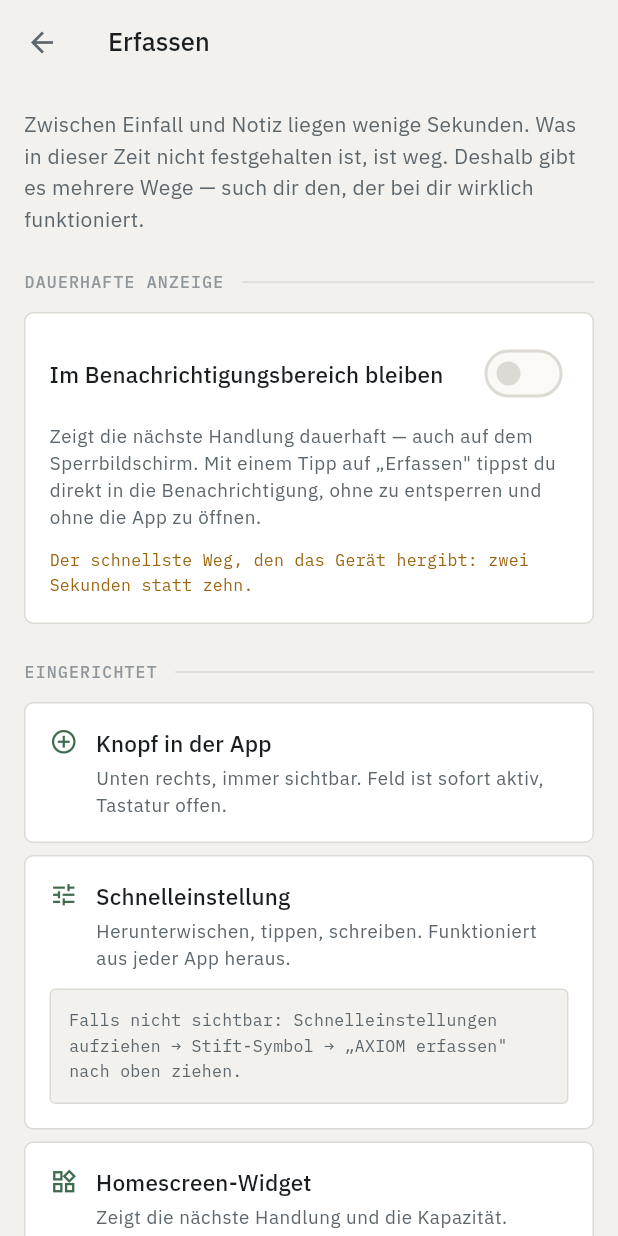
After one commit to atomfritte/axiom, a Flutter app: the ChannelsScreen screen opened directly, on a phone screen of 412 x 824 dp. The commit adds this screen. Run offline on Flutter 3.47's test engine with Material 3 defaults, Android fonts, the phone set to English and light mode, and no system bars; our stand-ins replace flutter_riverpod, yaml; missing offline and left inert: sqlite3.

Commit message:
Erfassungskanaele: Widget repariert, dauerhafte Anzeige, Stift, Sprache
Das Widget liess sich nicht hinzufuegen. Ursache: android:exported="false"
am AppWidgetProvider. Der Launcher laeuft in einem anderen Prozess und muss
APPWIDGET_UPDATE senden koennen; ohne exported=true laesst sich das Widget
nicht platzieren. Behoben, dazu previewLayout und Resize-Grenzen. Im
gebauten Release-APK verifiziert: provides-component:'app-widget'.

Dauerhafte Anzeige (PresenceService): Ongoing-Notification mit RemoteInput.
Damit laesst sich direkt in der Benachrichtigung tippen -- ohne Entsperren,
ohne App-Start, ohne Kontextwechsel. VISIBILITY_PUBLIC, stummer Kanal mit
IMPORTANCE_LOW. Der Text landet in MemoInbox, auch wenn die App nicht laeuft.

Lockscreen-Widgets gibt es auf Android seit 5.0 nicht. Statt etwas zu
versprechen, das die Plattform nicht halten kann, ist die dauerhafte
Benachrichtigung der dokumentierte Ersatz -- ein Test haelt fest, dass die
UI den Begriff nirgends verwendet.

S-Pen ueber ACTION_CREATE_NOTE (Android 14+): der offizielle Stift-Weg,
zusaetzlich auf Samsungs Air Actions legbar. Samsung Notes hat keine
oeffentliche Schnittstelle -- Screen-off-Memos bleiben dort.

Sprache: capability actions.intent.CREATE_NOTE fuer Assistant, axiom://
fuer Bixby-Routinen.

Neu: Bildschirm "Erfassen" (System -> Erfassen) zeigt alle sieben Wege mit
Zustand und Einrichtungsanleitung. Ein Kanal, von dem man nicht weiss, ist
kein Kanal.

427 Tests gruen (215 Core, 88 Daten, 124 App). Release-APK weiterhin ohne
INTERNET-Berechtigung, im Paket geprueft.

```diff
--- a/packages/axiom_app/lib/platform/android_bridge.dart
+++ b/packages/axiom_app/lib/platform/android_bridge.dart
@@ -116,6 +116,30 @@ abstract final class AndroidBridge {
     });
   }
 
+  // ── Dauerhafte Anzeige ────────────────────────────────────────────────
+
+  /// Schaltet die Präsenz im Benachrichtigungsbereich ein.
+  ///
+  /// Sie erscheint auch auf dem Sperrbildschirm und nimmt getippten Text
+  /// direkt entgegen — ohne Entsperren, ohne App-Start. Lockscreen-Widgets
+  /// gibt es auf Android seit 5.0 nicht mehr; das hier ist der verbliebene
+  /// Weg zu ständiger Sichtbarkeit [D9].
+  static Future<bool> startPresence({
+    required String headline,
+    required String detail,
+  }) =>
+      _invoke('presenceStart', {'headline': headline, 'detail': detail});
+
+  static Future<bool> updatePresence({
+    required String headline,
+    required String detail,
+  }) =>
+      _invoke('presenceUpdate', {'headline': headline, 'detail': detail});
+
+  static Future<bool> stopPresence() => _invoke('presenceStop');
+
+  static Future<bool> presenceEnabled() => _invoke('presenceEnabled');
+
   // ── Automation ────────────────────────────────────────────────────────
 
   /// Sendet einen Broadcast, den Samsung „Modi und Routinen" aufgreifen kann.
--- a/packages/axiom_app/lib/platform/system_sync.dart
+++ b/packages/axiom_app/lib/platform/system_sync.dart
@@ -22,6 +22,9 @@ abstract final class SystemSync {
       detail: detail,
       capacity: snapshot.state.capacity,
     );
+    // Dieselbe Aussage in die dauerhafte Anzeige, falls eingeschaltet.
+    // Widget und Benachrichtigung duerfen nie Verschiedenes behaupten.
+    await AndroidBridge.updatePresence(headline: headline, detail: detail);
 
     // Erhaltungsmodus an die Geräteautomation melden, damit Samsung-Routinen
     // greifen können (Benachrichtigungen dämpfen, Bildschirmzeit begrenzen).
--- /dev/null
+++ b/packages/axiom_app/lib/screens/channels_screen.dart
@@ -0,0 +1,269 @@
+/// Erfassungskanäle — die Wege in die App hinein.
+///
+/// Zwischen „Gedanke entsteht" und „sicher notiert" liegen wenige Sekunden.
+/// Jede Reibung in diesem Fenster führt zum Totalverlust [D9]. Deshalb gibt
+/// es nicht einen Weg, sondern viele — und dieser Screen zeigt, welche
+/// eingerichtet sind und wie man die übrigen einschaltet.
+///
+/// Die Anleitungen stehen hier, weil sie sonst nirgends stehen: Ein Kanal,
+/// von dem man nicht weiß, ist kein Kanal.
+library;
+
+import 'package:flutter/material.dart';
+import 'package:flutter/services.dart';
+import 'package:flutter_riverpod/flutter_riverpod.dart';
+
+import '../design/theme.dart';
+import '../design/tokens.dart';
+import '../design/widgets/instruments.dart';
+import '../platform/android_bridge.dart';
+import '../state/providers.dart';
+
+class ChannelsScreen extends ConsumerStatefulWidget {
+  const ChannelsScreen({super.key});
+
+  @override
+  ConsumerState<ChannelsScreen> createState() => _ChannelsScreenState();
+}
+
+class _ChannelsScreenState extends ConsumerState<ChannelsScreen> {
+  bool _presence = false;
+
+  @override
+  void initState() {
+    super.initState();
+    WidgetsBinding.instance.addPostFrameCallback((_) async {
+      final on = await AndroidBridge.presenceEnabled();
+      if (mounted) setState(() => _presence = on);
+    });
+  }
+
+  @override
+  Widget build(BuildContext context) {
+    final p = context.axiom;
+    final snapshot = ref.watch(snapshotProvider).value;
+
+    return Scaffold(
+      appBar: AppBar(title: const Text('Erfassen')),
+      body: ListView(
+        padding: const EdgeInsets.fromLTRB(
+            Space.lg, Space.lg, Space.lg, Space.huge),
+        children: [
+          Text(
+            'Zwischen Einfall und Notiz liegen wenige Sekunden. Was in dieser '
+            'Zeit nicht festgehalten ist, ist weg. Deshalb gibt es mehrere '
+            'Wege — such dir den, der bei dir wirklich funktioniert.',
+            style: Theme.of(context).textTheme.bodyMedium,
+          ),
+          const SizedBox(height: Space.xl),
+
+          // ── Dauerhafte Anzeige ───────────────────────────────────────
+          const SectionLabel('Dauerhafte Anzeige'),
+          Panel(
+            accent: _presence ? p.calm.withValues(alpha: 0.45) : null,
+            child: Column(
+              crossAxisAlignment: CrossAxisAlignment.start,
+              children: [
+                Row(
+                  children: [
+                    Expanded(
+                      child: Text('Im Benachrichtigungsbereich bleiben',
+                          style: Theme.of(context).textTheme.titleMedium),
+                    ),
+                    Switch(
+                      value: _presence,
+                      onChanged: AndroidBridge.isSupported
+                          ? (value) => _togglePresence(value, snapshot)
+                          : null,
+                    ),
+                  ],
+                ),
+                const SizedBox(height: Space.sm),
+                Text(
+                  'Zeigt die nächste Handlung dauerhaft — auch auf dem '
+                  'Sperrbildschirm. Mit einem Tipp auf „Erfassen" tippst du '
+                  'direkt in die Benachrichtigung, ohne zu entsperren und '
+                  'ohne die App zu öffnen.',
+                  style: Theme.of(context).textTheme.bodySmall,
+                ),
+                const SizedBox(height: Space.md),
+                Text(
+                  'Der schnellste Weg, den das Gerät hergibt: zwei Sekunden '
+                  'statt zehn.',
+                  style: monoStyle(context, size: 11, color: p.signal),
+                ),
+              ],
+            ),
+          ),
+
+          const SizedBox(height: Space.xl),
+          const SectionLabel('Eingerichtet'),
+          const _ChannelCard(
+            icon: Icons.add_circle_outline,
+            title: 'Knopf in der App',
+            body: 'Unten rechts, immer sichtbar. Feld ist sofort aktiv, '
+                'Tastatur offen.',
+            ready: true,
+          ),
+          const _ChannelCard(
+            icon: Icons.tune,
+            title: 'Schnelleinstellung',
+            body: 'Herunterwischen, tippen, schreiben. Funktioniert aus '
+                'jeder App heraus.',
+            ready: true,
+            hint: 'Falls nicht sichtbar: Schnelleinstellungen aufziehen → '
+                'Stift-Symbol → „AXIOM erfassen" nach oben ziehen.',
+          ),
+          const _ChannelCard(
+            icon: Icons.widgets_outlined,
+            title: 'Homescreen-Widget',
+            body: 'Zeigt die nächste Handlung und die Kapazität. Tippen auf '
+                '„ERFASSEN" springt direkt ins Eingabefeld.',
+            ready: true,
+            hint: 'Langes Tippen auf den Homescreen → Widgets → AXIOM.',
+          ),
+          const _ChannelCard(
+            icon: Icons.share_outlined,
+            title: 'Aus anderen Apps teilen',
+            body: 'Text markieren, teilen, AXIOM wählen. Landet direkt im '
+                'Eingang.',
+            ready: true,
+          ),
+          const _ChannelCard(
+            icon: Icons.touch_app_outlined,
+            title: 'Langes Tippen auf das App-Symbol',
+            body: 'Erfassen, Check-in und Fokus direkt vom Startbildschirm.',
+            ready: true,
+          ),
+
+          const SizedBox(height: Space.xl),
+          const SectionLabel('Einmal einrichten'),
+          const _ChannelCard(
+            icon: Icons.edit_outlined,
+            title: 'S-Pen',
+            body: 'AXIOM meldet sich beim System als Notiz-App an. Damit '
+                'erscheint es beim Doppeltipp mit dem Stift und in der '
+                'Schnelleinstellung „Notiz".',
+            ready: false,
+            hint: 'Zusätzlich in Samsung: Einstellungen → Erweiterte '
+                'Funktionen → S Pen → Air Actions → Stiftknopf → AXIOM. '
+                'Screen-off-Memos landen weiterhin in Samsung Notes — dafür '
+                'gibt es keine offene Schnittstelle.',
+          ),
+          const _ChannelCard(
+            icon: Icons.mic_none_outlined,
+            title: 'Sprache',
+            body: 'AXIOM ist als Notiz-Fähigkeit angemeldet. „Hey Google, '
+                'Notiz in AXIOM" öffnet die Erfassung.',
+            ready: false,
+            hint: 'Bixby: Routinen → Meine Routinen → Aktion hinzufügen → '
+                'App öffnen → AXIOM. Dort lässt sich auch ein Sprachbefehl '
+                'hinterlegen.',
+          ),
+          const _ChannelCard(
+            icon: Icons.route_outlined,
+            title: 'Samsung Modi und Routinen',
+            body: 'AXIOM sendet Signale, auf die Routinen reagieren können: '
+                'Fokus an und aus, Abendgrenze, Erhaltungsmodus.',
+            ready: false,
+            hint: 'Routinen → Wenn → Anderes → Broadcast empfangen → '
+                'axiom.FOCUS_START, axiom.FOCUS_END, axiom.WINDDOWN, '
+                'axiom.L3_ENTER',
+          ),
+
+          const SizedBox(height: Space.xl),
+          Text(
+            'Kein Weg ist Pflicht. Der beste ist der, den du tatsächlich '
+            'nutzt — welcher das ist, steht nach der Baseline in der '
+            'Auswertung.',
+            style: Theme.of(context).textTheme.bodySmall,
+          ),
+        ],
+      ),
+    );
+  }
+
+  Future<void> _togglePresence(bool value, dynamic snapshot) async {
+    if (value) {
+      final headline = snapshot?.decisionRule?.title ??
+          snapshot?.startable.firstOrNull?.title ??
+          'AXIOM';
+      await AndroidBridge.startPresence(
+        headline: headline,
+        detail: 'Tippen zum Erfassen',
+      );
+    } else {
+      await AndroidBridge.stopPresence();
+    }
+    await HapticFeedback.selectionClick();
+    if (mounted) setState(() => _presence = value);
+  }
+}
+
+class _ChannelCard extends StatelessWidget {
+  final IconData icon;
+  final String title;
+  final String body;
+
+  /// Läuft ohne Zutun, oder muss einmal eingerichtet werden.
+  final bool ready;
+
+  /// Wie man es einrichtet oder wiederfindet.
+  final String? hint;
+
+  const _ChannelCard({
+    required this.icon,
+    required this.title,
+    required this.body,
+    required this.ready,
+    this.hint,
+  });
+
+  @override
+  Widget build(BuildContext context) {
+    final p = context.axiom;
+    return Padding(
+      padding: const EdgeInsets.only(bottom: Space.sm),
+      child: Panel(
+        child: Column(
+          crossAxisAlignment: CrossAxisAlignment.start,
+          children: [
+            Row(
+              crossAxisAlignment: CrossAxisAlignment.start,
+              children: [
+                Icon(icon, size: 19, color: ready ? p.calm : p.inkDim),
+                const SizedBox(width: Space.md),
+                Expanded(
+                  child: Column(
+                    crossAxisAlignment: CrossAxisAlignment.start,
+                    children: [
+                      Text(title,
+                          style: Theme.of(context).textTheme.titleMedium),
+                      const SizedBox(height: Space.xs),
+                      Text(body,
+                          style: Theme.of(context).textTheme.bodySmall),
+                    ],
+                  ),
+                ),
+              ],
+            ),
+            if (hint != null) ...[
+              const SizedBox(height: Space.md),
+              Container(
+                width: double.infinity,
+                padding: const EdgeInsets.all(Space.md),
+                decoration: BoxDecoration(
+                  color: p.base,
+                  borderRadius: BorderRadius.circular(Radii.control),
+                  border: Border.all(color: p.rule),
+                ),
+                child: Text(hint!,
+                    style: monoStyle(context, size: 11, color: p.inkDim)),
+              ),
+            ],
+          ],
+        ),
+      ),
+    );
+  }
+}
--- a/packages/axiom_app/lib/screens/onboarding_screen.dart
+++ b/packages/axiom_app/lib/screens/onboarding_screen.dart
@@ -439,6 +439,23 @@ class _PagePermissionsState extends ConsumerState<_PagePermissions> {
           'Standort und App-Nutzung werden nicht abgefragt — die brauchen '
           'erst spätere Module, und dann fragst du selbst danach.',
         ),
+        const SizedBox(height: Space.xl),
+        Panel(
+          child: Column(
+            crossAxisAlignment: CrossAxisAlignment.start,
+            children: [
+              Text('DANACH', style: Theme.of(context).textTheme.labelSmall),
+              const SizedBox(height: Space.sm),
+              Text(
+                'Unter System → Erfassen findest du alle Wege in die App: '
+                'Widget, dauerhafte Benachrichtigung mit Direkteingabe, '
+                'Schnelleinstellung, S-Pen und Sprache. Such dir aus, was '
+                'bei dir wirklich funktioniert.',
+                style: Theme.of(context).textTheme.bodySmall,
+              ),
+            ],
+          ),
+        ),
       ],
     );
   }
--- a/packages/axiom_app/lib/screens/system_screen.dart
+++ b/packages/axiom_app/lib/screens/system_screen.dart
@@ -21,6 +21,7 @@ import '../design/widgets/baseline_card.dart';
 import '../design/widgets/instruments.dart';
 import '../state/providers.dart';
 import '../state/runtime.dart';
+import 'channels_screen.dart';
 import 'signal_screen.dart';
 import 'vault_screen.dart';
 
@@ -122,6 +123,13 @@ class _SystemScreenState extends ConsumerState<SystemScreen> {
               const SectionLabel('Weiteres'),
               _LinkRow(
                 icon: Icons.bolt_outlined,
+                label: 'Erfassen',
+                detail: 'Wege in die App: Widget, Benachrichtigung, Stift',
+                target: const ChannelsScreen(),
+              ),
+              const SizedBox(height: Space.sm),
+              _LinkRow(
+                icon: Icons.history_toggle_off,
                 label: 'Vorfälle',
                 detail: 'Emotionale Spitzen festhalten und einordnen',
                 target: const SignalScreen(),
```
Also changed, not shown: 13 other files.
